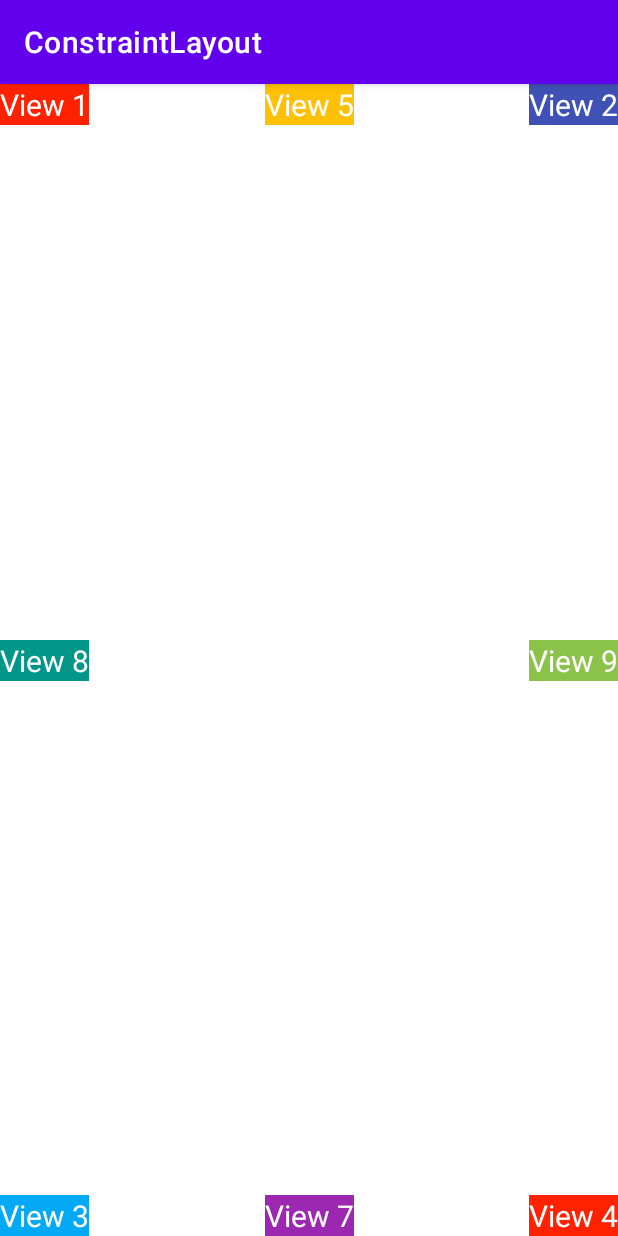
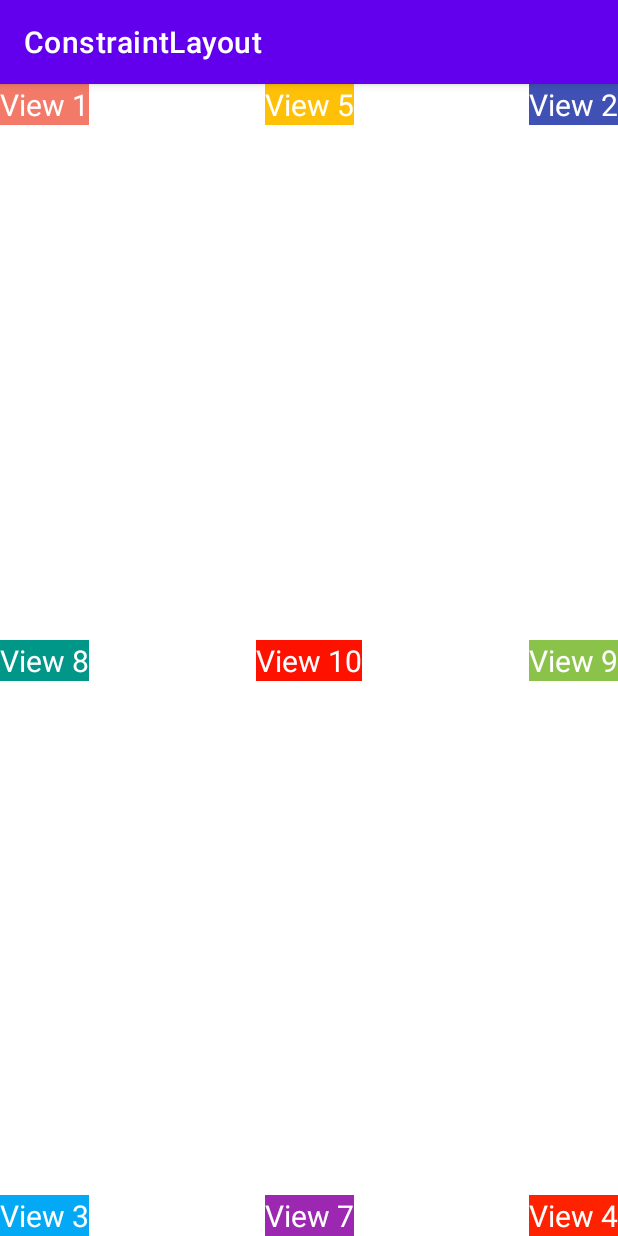
Before and after one commit to huynhtich/ContrainstLayout08082022, an Android app: the screen it shows after launch (MainActivity), on a phone screen of 412 x 824 dp. Run offline under Robolectric (Android 15) with nearby library versions, the phone set to English and light mode, and no system bars.

Commit message:
C1 - activity_main layout

```diff
--- a/app/src/main/res/layout/activity_main.xml
+++ b/app/src/main/res/layout/activity_main.xml
@@ -9,7 +9,7 @@
     <TextView
         app:layout_constraintTop_toTopOf="parent"
         app:layout_constraintStart_toStartOf="parent"
-        android:background="#f20"
+        android:background="#F37A68"
         android:textSize="20sp"
         android:textColor="#fff"
         android:layout_width="wrap_content"
@@ -89,4 +89,17 @@
         android:layout_width="wrap_content"
         android:layout_height="wrap_content"
         android:text="View 9"/>
+
+    <TextView
+        app:layout_constraintTop_toTopOf="parent"
+        app:layout_constraintBottom_toBottomOf="parent"
+        app:layout_constraintStart_toStartOf="parent"
+        app:layout_constraintEnd_toEndOf="parent"
+        android:background="#FF1100"
+        android:textSize="20sp"
+        android:textColor="#fff"
+        android:layout_width="wrap_content"
+        android:layout_height="wrap_content"
+        android:text="View 10"/>
+
 </androidx.constraintlayout.widget.ConstraintLayout>
```
